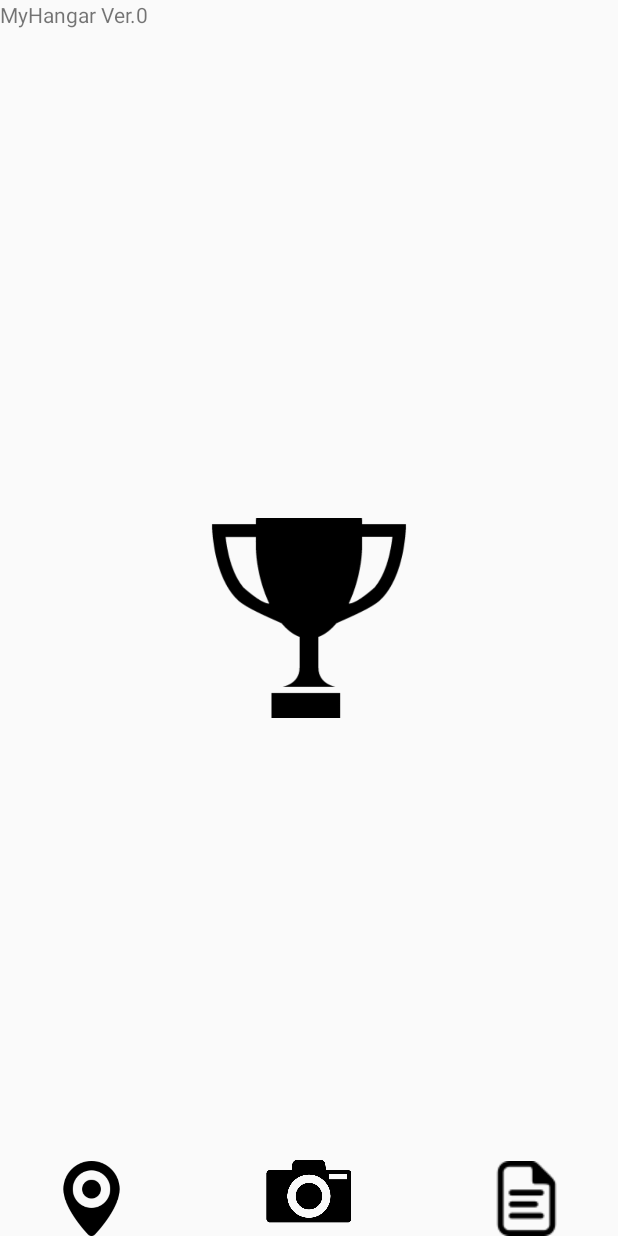
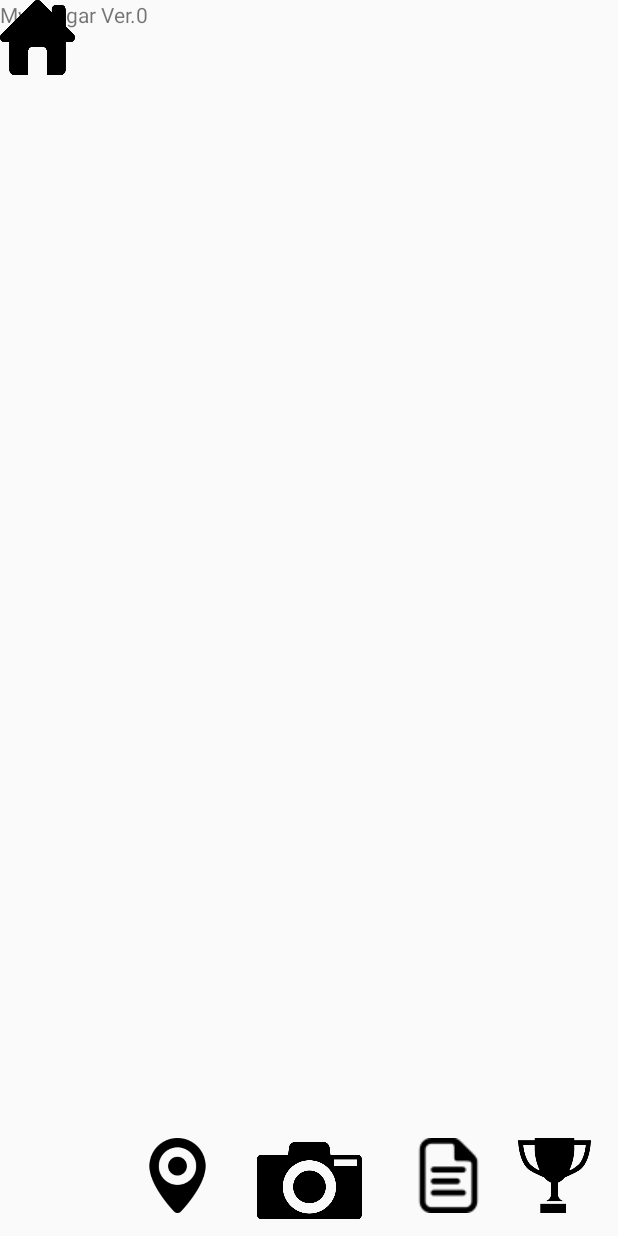
Before and after one commit to ktomoeda/MyHanger, an Android app: the screen it shows after launch (MainActivity), on a phone screen of 412 x 824 dp. Run offline under Robolectric (Android 15) with nearby library versions, the phone set to English and light mode, and no system bars.

Commit message:
updated icons

```diff
--- a/app/src/main/AndroidManifest.xml
+++ b/app/src/main/AndroidManifest.xml
@@ -24,7 +24,8 @@
         </activity>
         <activity android:name=".MapActivity" />
         <activity android:name=".AchievementActivity" />
-        <activity android:name=".LogActivity"></activity>
+        <activity android:name=".LogActivity" />
+        <activity android:name=".PlaneActivity"></activity>
     </application>
 
 </manifest>
--- a/app/src/main/java/com/akinc/myhanger/MainActivity.java
+++ b/app/src/main/java/com/akinc/myhanger/MainActivity.java
@@ -31,6 +31,10 @@ public class MainActivity extends AppCompatActivity {
                 Intent l = new Intent(this, LogActivity.class);
                 startActivity(l);
                 break;
+            case R.id.home:
+                Intent m = new Intent(this, MainActivity.class);
+                startActivity(m);
+                break;
         }
     }
 }
--- a/app/src/main/res/layout/activity_main.xml
+++ b/app/src/main/res/layout/activity_main.xml
@@ -8,63 +8,64 @@
 
     <ImageButton
         android:id="@+id/achieve"
+        android:layout_width="50dp"
+        android:layout_height="50dp"
+        android:background="@null"
         android:onClick="onClick"
-        android:layout_width="200px"
-        android:layout_height="200px"
         android:scaleType="centerCrop"
-        android:background="@null"
-        app:srcCompat="@drawable/trophy"
         app:layout_constraintBottom_toBottomOf="parent"
+        app:layout_constraintHorizontal_bias="0.952"
         app:layout_constraintLeft_toLeftOf="parent"
         app:layout_constraintRight_toRightOf="parent"
         app:layout_constraintTop_toTopOf="parent"
-        app:layout_constraintVertical_bias=".5"
-        app:layout_constraintHorizontal_bias=".5"/>
+        app:layout_constraintVertical_bias="0.98"
+        app:srcCompat="@drawable/trophy" />
 
     <!-- BOTTOM ICON LAYOUT -->
     <ImageButton
         android:id="@+id/camera"
+        android:layout_width="71dp"
+        android:layout_height="74dp"
+        android:background="@null"
         android:onClick="onClick"
-        android:layout_width="60dp"
-        android:layout_height="60dp"
-        android:background="@null"
         android:scaleType="centerCrop"
         android:visibility="visible"
         app:layout_constraintBottom_toBottomOf="parent"
+        app:layout_constraintHorizontal_bias="0.501"
         app:layout_constraintLeft_toLeftOf="parent"
         app:layout_constraintRight_toRightOf="parent"
         app:layout_constraintTop_toTopOf="parent"
-        app:layout_constraintVertical_bias="1"
+        app:layout_constraintVertical_bias="1.0"
         app:srcCompat="@drawable/camera" />
 
     <ImageButton
         android:id="@+id/map"
-        android:onClick="onClick"
         android:layout_width="50dp"
         android:layout_height="50dp"
         android:background="@null"
+        android:onClick="onClick"
         android:scaleType="centerCrop"
         app:layout_constraintBottom_toBottomOf="parent"
-        app:layout_constraintHorizontal_bias="0.1"
+        app:layout_constraintHorizontal_bias="0.257"
         app:layout_constraintLeft_toLeftOf="parent"
         app:layout_constraintRight_toRightOf="parent"
         app:layout_constraintTop_toTopOf="parent"
-        app:layout_constraintVertical_bias="1"
+        app:layout_constraintVertical_bias="0.98"
         app:srcCompat="@drawable/map" />
 
     <ImageButton
         android:id="@+id/log"
-        android:onClick="onClick"
         android:layout_width="50dp"
         android:layout_height="50dp"
         android:background="@null"
+        android:onClick="onClick"
         android:scaleType="centerCrop"
         app:layout_constraintBottom_toBottomOf="parent"
-        app:layout_constraintHorizontal_bias="0.9"
+        app:layout_constraintHorizontal_bias="0.757"
         app:layout_constraintLeft_toLeftOf="parent"
         app:layout_constraintRight_toRightOf="parent"
         app:layout_constraintTop_toTopOf="parent"
-        app:layout_constraintVertical_bias="1"
+        app:layout_constraintVertical_bias="0.98"
         app:srcCompat="@drawable/document" />
 
     <TextView
@@ -79,6 +80,16 @@
         app:layout_constraintTop_toTopOf="parent"
         app:layout_constraintVertical_bias="0"
         app:layout_constraintHorizontal_bias="0"/>
+
+    <ImageButton
+        android:id="@+id/home"
+        android:layout_width="50dp"
+        android:layout_height="50dp"
+        android:background="@null"
+        android:scaleType="centerCrop"
+        app:srcCompat="@drawable/home"
+        tools:layout_editor_absoluteX="16dp"
+        tools:layout_editor_absoluteY="507dp" />
     <!-- end of bottom icon layout-->
 
 </android.support.constraint.ConstraintLayout>
```
Also changed, not shown: app/src/main/java/com/akinc/myhanger/PlaneActivity.java (added, +13 -0 lines), app/src/main/res/layout/activity_plane.xml (added, +30 -0 lines), app/src/main/res/layout/activity_scan.xml (+9 -0 lines), app/src/main/res/drawable-v24/b737.png (added), app/src/main/res/drawable-v24/home.png (added), app/src/main/res/drawable-v24/setting.png (added).
